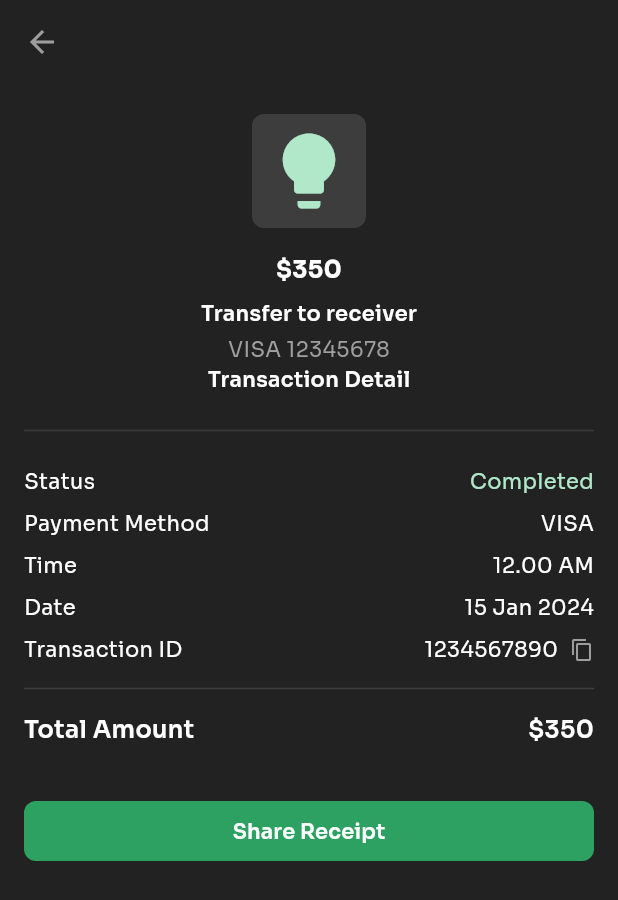
After one commit to dzakyadlh/tofu-app, a Flutter app: the TransactionDetailScreen screen opened by its route, on a phone screen of 412 x 824 dp. The commit adds this screen. Shown: the top 900 px of the screen. Run offline on Flutter 3.47's test engine with Material 3 defaults, Android fonts, the phone set to English and light mode, and no system bars; our stand-ins replace fl_chart, google_fonts.

Commit message:
updates, added transactions pages

```diff
--- a/lib/main.dart
+++ b/lib/main.dart
@@ -12,6 +12,7 @@ import 'package:tofu/screens/onboarding.dart';
 import 'package:tofu/screens/signin.dart';
 import 'package:tofu/screens/signup.dart';
 import 'package:tofu/screens/splash.dart';
+import 'package:tofu/screens/transaction_detail.dart';
 import 'package:tofu/screens/transactions.dart';
 
 void main() {
@@ -42,8 +43,9 @@ class MyApp extends StatelessWidget {
           '/financial-plans': (context) => const FinancialPlansScreen(),
           '/financial-plan-detail': (context) =>
               const FinancialPlanDetailScreen(),
+          '/add-financial-plan': (context) => const AddFinancialPlanScreen(),
           '/transactions': (context) => const TransactionsScreen(),
-          '/add-financial-plan': (context) => const AddFinancialPlanScreen(),
+          '/transaction-detail': (context) => const TransactionDetailScreen(),
         },
       ),
     );
--- /dev/null
+++ b/lib/screens/transaction_detail.dart
@@ -0,0 +1,243 @@
+import 'package:flutter/material.dart';
+import 'package:tofu/theme.dart';
+import 'package:tofu/widgets/custom_filled_button.dart';
+
+class TransactionDetailScreen extends StatelessWidget {
+  const TransactionDetailScreen({super.key});
+
+  @override
+  Widget build(BuildContext context) {
+    PreferredSizeWidget topBar() {
+      return PreferredSize(
+        preferredSize: const Size.fromHeight(60),
+        child: AppBar(
+          backgroundColor: backgroundPrimaryColor,
+          elevation: 0,
+          leading: IconButton(
+            onPressed: () {
+              Navigator.pop(context);
+            },
+            icon: Icon(
+              Icons.arrow_back,
+              size: 24,
+              color: subtitleTextColor,
+            ),
+          ),
+        ),
+      );
+    }
+
+    Widget header() {
+      return Column(
+        children: [
+          Container(
+            padding: const EdgeInsets.all(8),
+            decoration: BoxDecoration(
+              color: Colors.white12,
+              borderRadius: BorderRadius.circular(defaultRadius),
+            ),
+            child: Icon(
+              Icons.lightbulb,
+              color: primaryColor,
+              size: 60,
+            ),
+          ),
+          const SizedBox(
+            height: 16,
+          ),
+          Text(
+            '\$350',
+            style: secondaryTextStyle.copyWith(
+              fontWeight: bold,
+              fontSize: 16,
+            ),
+          ),
+          const SizedBox(
+            height: 8,
+          ),
+          Text(
+            'Transfer to receiver',
+            style: secondaryTextStyle.copyWith(
+              fontWeight: semibold,
+              fontSize: 14,
+            ),
+          ),
+          const SizedBox(
+            height: 4,
+          ),
+          Text(
+            'VISA 12345678',
+            style: subtitleTextStyle.copyWith(
+              fontSize: 14,
+            ),
+          ),
+        ],
+      );
+    }
+
+    Widget details() {
+      return Column(
+        children: [
+          Text(
+            'Transaction Detail',
+            style: secondaryTextStyle.copyWith(
+              fontSize: 14,
+              fontWeight: semibold,
+            ),
+          ),
+          const SizedBox(
+            height: 16,
+          ),
+          const Divider(
+            color: Colors.white12,
+          ),
+          const SizedBox(
+            height: 16,
+          ),
+          Row(
+            mainAxisAlignment: MainAxisAlignment.spaceBetween,
+            children: [
+              Text(
+                'Status',
+                style: secondaryTextStyle.copyWith(fontSize: 14),
+              ),
+              Text(
+                'Completed',
+                style: primaryTextStyle.copyWith(fontSize: 14),
+              ),
+            ],
+          ),
+          const SizedBox(
+            height: 8,
+          ),
+          Row(
+            mainAxisAlignment: MainAxisAlignment.spaceBetween,
+            children: [
+              Text(
+                'Payment Method',
+                style: secondaryTextStyle.copyWith(fontSize: 14),
+              ),
+              Text(
+                'VISA',
+                style: secondaryTextStyle.copyWith(fontSize: 14),
+              ),
+            ],
+          ),
+          const SizedBox(
+            height: 8,
+          ),
+          Row(
+            mainAxisAlignment: MainAxisAlignment.spaceBetween,
+            children: [
+              Text(
+                'Time',
+                style: secondaryTextStyle.copyWith(fontSize: 14),
+              ),
+              Text(
+                '12.00 AM',
+                style: secondaryTextStyle.copyWith(fontSize: 14),
+              ),
+            ],
+          ),
+          const SizedBox(
+            height: 8,
+          ),
+          Row(
+            mainAxisAlignment: MainAxisAlignment.spaceBetween,
+            children: [
+              Text(
+                'Date',
+                style: secondaryTextStyle.copyWith(fontSize: 14),
+              ),
+              Text(
+                '15 Jan 2024',
+                style: secondaryTextStyle.copyWith(fontSize: 14),
+              ),
+            ],
+          ),
+          const SizedBox(
+            height: 8,
+          ),
+          Row(
+            mainAxisAlignment: MainAxisAlignment.spaceBetween,
+            children: [
+              Text(
+                'Transaction ID',
+                style: secondaryTextStyle.copyWith(fontSize: 14),
+              ),
+              Row(
+                children: [
+                  Text(
+                    '1234567890',
+                    style: secondaryTextStyle.copyWith(fontSize: 14),
+                  ),
+                  const SizedBox(
+                    width: 8,
+                  ),
+                  Icon(
+                    Icons.copy,
+                    size: 16,
+                    color: subtitleTextColor,
+                  )
+                ],
+              ),
+            ],
+          ),
+          const SizedBox(
+            height: 8,
+          ),
+          const Divider(
+            color: Colors.white12,
+          ),
+          const SizedBox(
+            height: 8,
+          ),
+          Row(
+            mainAxisAlignment: MainAxisAlignment.spaceBetween,
+            children: [
+              Text(
+                'Total Amount',
+                style: secondaryTextStyle.copyWith(
+                  fontSize: 16,
+                  fontWeight: semibold,
+                ),
+              ),
+              Text(
+                '\$350',
+                style: secondaryTextStyle.copyWith(
+                  fontSize: 16,
+                  fontWeight: semibold,
+                ),
+              ),
+            ],
+          ),
+        ],
+      );
+    }
+
+    Widget button() {
+      return Container(
+        padding: const EdgeInsets.only(top: 32),
+        child:
+            CustomFilledButton(buttonText: 'Share Receipt', onPressed: () {}),
+      );
+    }
+
+    return Scaffold(
+      appBar: topBar(),
+      resizeToAvoidBottomInset: false,
+      backgroundColor: backgroundPrimaryColor,
+      body: SafeArea(
+          child: Container(
+        padding: const EdgeInsets.all(16),
+        child: Column(
+          children: [
+            header(),
+            details(),
+            button(),
+          ],
+        ),
+      )),
+    );
+  }
+}
```
Also changed, not shown: lib/screens/transactions.dart (+165 -2 lines), lib/widgets/transaction_card.dart (+6 -1 lines).
